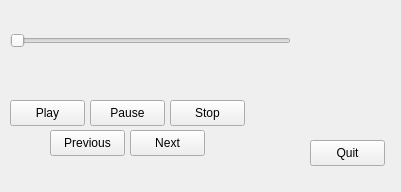
First picture: the form in wind.ui, repository dylanarmstrong/musicroxx, before the edit.
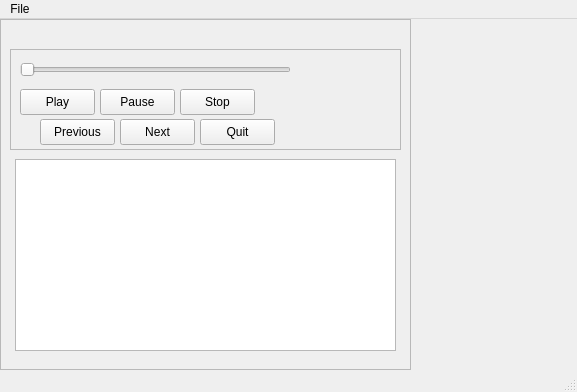
Second picture: the form after the edit.

Commit message: Removed redundant wind.ui

Diff of the .ui file:
```diff
--- a/wind.ui
+++ b/wind.ui
@@ -6,19 +6,73 @@
    <rect>
     <x>0</x>
     <y>0</y>
-    <width>401</width>
-    <height>192</height>
+    <width>577</width>
+    <height>392</height>
    </rect>
   </property>
+  <property name="sizePolicy">
+   <sizepolicy hsizetype="Minimum" vsizetype="Minimum">
+    <horstretch>0</horstretch>
+    <verstretch>0</verstretch>
+   </sizepolicy>
+  </property>
+  <property name="minimumSize">
+   <size>
+    <width>403</width>
+    <height>160</height>
+   </size>
+  </property>
   <property name="windowTitle">
    <string>pymusicpd</string>
   </property>
   <widget class="QWidget" name="centralwidget">
+   <widget class="QFrame" name="frame_2">
+    <property name="geometry">
+     <rect>
+      <x>0</x>
+      <y>0</y>
+      <width>411</width>
+      <height>351</height>
+     </rect>
+    </property>
+    <property name="frameShape">
+     <enum>QFrame::StyledPanel</enum>
+    </property>
+    <property name="frameShadow">
+     <enum>QFrame::Raised</enum>
+    </property>
+    <widget class="QFrame" name="frame">
+     <property name="geometry">
+      <rect>
+       <x>10</x>
+       <y>30</y>
+       <width>391</width>
+       <height>101</height>
+      </rect>
+     </property>
+     <property name="sizePolicy">
+      <sizepolicy hsizetype="Minimum" vsizetype="Minimum">
+       <horstretch>0</horstretch>
+       <verstretch>0</verstretch>
+      </sizepolicy>
+     </property>
+     <property name="minimumSize">
+      <size>
+       <width>381</width>
+       <height>101</height>
+      </size>
+     </property>
+     <property name="frameShape">
+      <enum>QFrame::StyledPanel</enum>
+     </property>
+     <property name="frameShadow">
+      <enum>QFrame::Raised</enum>
+     </property>
    <widget class="QPushButton" name="Play">
     <property name="geometry">
      <rect>
       <x>10</x>
-      <y>100</y>
+        <y>40</y>
       <width>75</width>
       <height>26</height>
      </rect>
@@ -27,37 +81,24 @@
      <string>Play</string>
     </property>
    </widget>
-   <widget class="QPushButton" name="Stop">
+     <widget class="QPushButton" name="Previous">
     <property name="geometry">
      <rect>
-      <x>170</x>
-      <y>100</y>
+        <x>30</x>
+        <y>70</y>
       <width>75</width>
       <height>26</height>
      </rect>
     </property>
     <property name="text">
-     <string>Stop</string>
-    </property>
-   </widget>
-   <widget class="QPushButton" name="Quit">
-    <property name="geometry">
-     <rect>
-      <x>310</x>
-      <y>140</y>
-      <width>75</width>
-      <height>26</height>
-     </rect>
-    </property>
-    <property name="text">
-     <string>Quit</string>
+       <string>Previous</string>
     </property>
    </widget>
    <widget class="QPushButton" name="Pause">
     <property name="geometry">
      <rect>
       <x>90</x>
-      <y>100</y>
+        <y>40</y>
       <width>75</width>
       <height>26</height>
      </rect>
@@ -66,50 +107,11 @@
      <string>Pause</string>
     </property>
    </widget>
-   <widget class="QPushButton" name="Next">
-    <property name="geometry">
-     <rect>
-      <x>130</x>
-      <y>130</y>
-      <width>75</width>
-      <height>26</height>
-     </rect>
-    </property>
-    <property name="text">
-     <string>Next</string>
-    </property>
-   </widget>
-   <widget class="QPushButton" name="Previous">
-    <property name="geometry">
-     <rect>
-      <x>50</x>
-      <y>130</y>
-      <width>75</width>
-      <height>26</height>
-     </rect>
-    </property>
-    <property name="text">
-     <string>Previous</string>
-    </property>
-   </widget>
-   <widget class="QLabel" name="songlb">
-    <property name="geometry">
-     <rect>
-      <x>10</x>
-      <y>10</y>
-      <width>371</width>
-      <height>16</height>
-     </rect>
-    </property>
-    <property name="text">
-     <string/>
-    </property>
-   </widget>
    <widget class="QLabel" name="songprg_num">
     <property name="geometry">
      <rect>
-      <x>300</x>
-      <y>30</y>
+        <x>290</x>
+        <y>10</y>
       <width>91</width>
       <height>20</height>
      </rect>
@@ -122,8 +124,8 @@
     <property name="geometry">
      <rect>
       <x>10</x>
-      <y>30</y>
-      <width>281</width>
+        <y>10</y>
+        <width>271</width>
       <height>21</height>
      </rect>
     </property>
@@ -134,8 +136,120 @@
      <enum>Qt::Horizontal</enum>
     </property>
    </widget>
-  </widget>
- </widget>
+     <widget class="QPushButton" name="Quit">
+      <property name="geometry">
+       <rect>
+        <x>190</x>
+        <y>70</y>
+        <width>75</width>
+        <height>26</height>
+       </rect>
+      </property>
+      <property name="text">
+       <string>Quit</string>
+      </property>
+     </widget>
+     <widget class="QPushButton" name="Next">
+      <property name="geometry">
+       <rect>
+        <x>110</x>
+        <y>70</y>
+        <width>75</width>
+        <height>26</height>
+       </rect>
+      </property>
+      <property name="text">
+       <string>Next</string>
+      </property>
+     </widget>
+     <widget class="QPushButton" name="Stop">
+      <property name="geometry">
+       <rect>
+        <x>170</x>
+        <y>40</y>
+        <width>75</width>
+        <height>26</height>
+       </rect>
+      </property>
+      <property name="text">
+       <string>Stop</string>
+      </property>
+     </widget>
+    </widget>
+    <widget class="QLabel" name="songlb">
+     <property name="geometry">
+      <rect>
+       <x>20</x>
+       <y>10</y>
+       <width>371</width>
+       <height>20</height>
+      </rect>
+     </property>
+     <property name="text">
+      <string/>
+     </property>
+    </widget>
+    <widget class="QListWidget" name="playlist">
+     <property name="geometry">
+      <rect>
+       <x>15</x>
+       <y>140</y>
+       <width>381</width>
+       <height>192</height>
+      </rect>
+     </property>
+     <property name="frameShadow">
+      <enum>QFrame::Raised</enum>
+     </property>
+    </widget>
+   </widget>
+  </widget>
+  <widget class="QMenuBar" name="menubar">
+   <property name="geometry">
+    <rect>
+     <x>0</x>
+     <y>0</y>
+     <width>577</width>
+     <height>19</height>
+    </rect>
+   </property>
+   <widget class="QMenu" name="menuFile">
+    <property name="title">
+     <string>File</string>
+    </property>
+    <addaction name="actionUpdate"/>
+    <addaction name="separator"/>
+    <addaction name="actionQuit"/>
+   </widget>
+   <addaction name="menuFile"/>
+  </widget>
+  <widget class="QStatusBar" name="statusbar"/>
+  <action name="actionUpdate">
+   <property name="text">
+    <string>Update DB</string>
+   </property>
+   <property name="shortcut">
+    <string>Ctrl+U</string>
+   </property>
+  </action>
+  <action name="actionQuit">
+   <property name="text">
+    <string>Quit</string>
+   </property>
+   <property name="shortcut">
+    <string>Ctrl+Q</string>
+   </property>
+  </action>
+ </widget>
+ <tabstops>
+  <tabstop>songprg</tabstop>
+  <tabstop>Play</tabstop>
+  <tabstop>Pause</tabstop>
+  <tabstop>Stop</tabstop>
+  <tabstop>Previous</tabstop>
+  <tabstop>Next</tabstop>
+  <tabstop>Quit</tabstop>
+ </tabstops>
  <resources/>
  <connections>
   <connection>
```
Left out of the diff: 26 changed lines with no effect on the pictures. Lines whose indentation alone changed are shown as unchanged. The commit also changes 1 other file.
